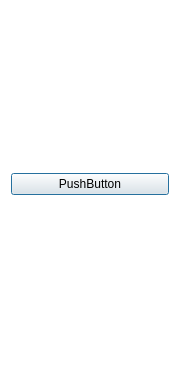
Above: Emoji_Qt/view/toolpart.ui from feint123/Emoji before the change. Below: the same form after it.
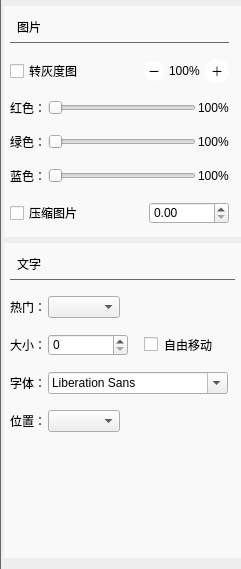
That is the form after the change.

```diff
--- a/Emoji_Qt/view/toolpart.ui
+++ b/Emoji_Qt/view/toolpart.ui
@@ -6,68 +6,101 @@
    <rect>
     <x>0</x>
     <y>0</y>
-    <width>180</width>
-    <height>369</height>
+    <width>241</width>
+    <height>569</height>
    </rect>
   </property>
+  <property name="sizePolicy">
+   <sizepolicy hsizetype="Preferred" vsizetype="Preferred">
+    <horstretch>0</horstretch>
+    <verstretch>0</verstretch>
+   </sizepolicy>
+  </property>
   <property name="palette">
    <palette>
     <active>
+     <colorrole role="Button">
+      <brush brushstyle="SolidPattern">
+       <color alpha="255">
+        <red>238</red>
+        <green>238</green>
+        <blue>238</blue>
+       </color>
+      </brush>
+     </colorrole>
      <colorrole role="Base">
       <brush brushstyle="SolidPattern">
        <color alpha="255">
-        <red>255</red>
-        <green>255</green>
-        <blue>255</blue>
+        <red>238</red>
+        <green>238</green>
+        <blue>238</blue>
        </color>
       </brush>
      </colorrole>
      <colorrole role="Window">
       <brush brushstyle="SolidPattern">
        <color alpha="255">
-        <red>255</red>
-        <green>255</green>
-        <blue>255</blue>
+        <red>238</red>
+        <green>238</green>
+        <blue>238</blue>
        </color>
       </brush>
      </colorrole>
     </active>
     <inactive>
+     <colorrole role="Button">
+      <brush brushstyle="SolidPattern">
+       <color alpha="255">
+        <red>238</red>
+        <green>238</green>
+        <blue>238</blue>
+       </color>
+      </brush>
+     </colorrole>
      <colorrole role="Base">
       <brush brushstyle="SolidPattern">
        <color alpha="255">
-        <red>255</red>
-        <green>255</green>
-        <blue>255</blue>
+        <red>238</red>
+        <green>238</green>
+        <blue>238</blue>
        </color>
       </brush>
      </colorrole>
      <colorrole role="Window">
       <brush brushstyle="SolidPattern">
        <color alpha="255">
-        <red>255</red>
-        <green>255</green>
-        <blue>255</blue>
+        <red>238</red>
+        <green>238</green>
+        <blue>238</blue>
        </color>
       </brush>
      </colorrole>
     </inactive>
     <disabled>
+     <colorrole role="Button">
+      <brush brushstyle="SolidPattern">
+       <color alpha="255">
+        <red>238</red>
+        <green>238</green>
+        <blue>238</blue>
+       </color>
+      </brush>
+     </colorrole>
      <colorrole role="Base">
       <brush brushstyle="SolidPattern">
        <color alpha="255">
-        <red>255</red>
-        <green>255</green>
-        <blue>255</blue>
+        <red>238</red>
+        <green>238</green>
+        <blue>238</blue>
        </color>
       </brush>
      </colorrole>
      <colorrole role="Window">
       <brush brushstyle="SolidPattern">
        <color alpha="255">
-        <red>255</red>
-        <green>255</green>
-        <blue>255</blue>
+        <red>238</red>
+        <green>238</green>
+        <blue>238</blue>
        </color>
       </brush>
      </colorrole>
@@ -77,17 +110,544 @@
   <property name="windowTitle">
    <string>Dialog</string>
   </property>
-  <layout class="QGridLayout" name="gridLayout">
-   <item row="0" column="0">
-    <layout class="QVBoxLayout" name="verticalLayout">
-     <item>
-      <widget class="QPushButton" name="pushButton">
-       <property name="text">
-        <string>PushButton</string>
-       </property>
-      </widget>
-     </item>
-    </layout>
+  <property name="styleSheet">
+   <string notr="true">#ToolPart{
+background:#eee;
+border-left:1px solid #666;
+}</string>
+  </property>
+  <layout class="QVBoxLayout" name="verticalLayout">
+   <property name="leftMargin">
+    <number>4</number>
+   </property>
+   <property name="topMargin">
+    <number>6</number>
+   </property>
+   <property name="rightMargin">
+    <number>0</number>
+   </property>
+   <item>
+    <widget class="QFrame" name="frame">
+     <property name="sizePolicy">
+      <sizepolicy hsizetype="Preferred" vsizetype="Fixed">
+       <horstretch>0</horstretch>
+       <verstretch>0</verstretch>
+      </sizepolicy>
+     </property>
+     <property name="minimumSize">
+      <size>
+       <width>237</width>
+       <height>0</height>
+      </size>
+     </property>
+     <property name="styleSheet">
+      <string notr="true">#frame{border:none;background:#f9f9f9;}</string>
+     </property>
+     <property name="frameShape">
+      <enum>QFrame::StyledPanel</enum>
+     </property>
+     <property name="frameShadow">
+      <enum>QFrame::Raised</enum>
+     </property>
+     <layout class="QHBoxLayout" name="horizontalLayout">
+      <property name="leftMargin">
+       <number>6</number>
+      </property>
+      <property name="topMargin">
+       <number>6</number>
+      </property>
+      <property name="rightMargin">
+       <number>12</number>
+      </property>
+      <property name="bottomMargin">
+       <number>0</number>
+      </property>
+      <item>
+       <layout class="QGridLayout" name="gridLayout_2" columnstretch="0,0,0">
+        <property name="bottomMargin">
+         <number>12</number>
+        </property>
+        <property name="horizontalSpacing">
+         <number>2</number>
+        </property>
+        <property name="verticalSpacing">
+         <number>16</number>
+        </property>
+        <item row="4" column="2">
+         <widget class="QLabel" name="label_11">
+          <property name="sizePolicy">
+           <sizepolicy hsizetype="Fixed" vsizetype="Preferred">
+            <horstretch>0</horstretch>
+            <verstretch>0</verstretch>
+           </sizepolicy>
+          </property>
+          <property name="text">
+           <string>100%</string>
+          </property>
+         </widget>
+        </item>
+        <item row="3" column="1">
+         <widget class="QSlider" name="horizontalSlider_2">
+          <property name="orientation">
+           <enum>Qt::Horizontal</enum>
+          </property>
+         </widget>
+        </item>
+        <item row="2" column="1">
+         <widget class="QSlider" name="horizontalSlider">
+          <property name="orientation">
+           <enum>Qt::Horizontal</enum>
+          </property>
+         </widget>
+        </item>
+        <item row="3" column="0">
+         <widget class="QLabel" name="label_4">
+          <property name="sizePolicy">
+           <sizepolicy hsizetype="Fixed" vsizetype="Preferred">
+            <horstretch>0</horstretch>
+            <verstretch>0</verstretch>
+           </sizepolicy>
+          </property>
+          <property name="text">
+           <string>绿色：</string>
+          </property>
+         </widget>
+        </item>
+        <item row="4" column="0">
+         <widget class="QLabel" name="label_5">
+          <property name="sizePolicy">
+           <sizepolicy hsizetype="Fixed" vsizetype="Preferred">
+            <horstretch>0</horstretch>
+            <verstretch>0</verstretch>
+           </sizepolicy>
+          </property>
+          <property name="text">
+           <string>蓝色：</string>
+          </property>
+         </widget>
+        </item>
+        <item row="2" column="0">
+         <widget class="QLabel" name="label_3">
+          <property name="sizePolicy">
+           <sizepolicy hsizetype="Fixed" vsizetype="Preferred">
+            <horstretch>0</horstretch>
+            <verstretch>0</verstretch>
+           </sizepolicy>
+          </property>
+          <property name="text">
+           <string>红色：</string>
+          </property>
+         </widget>
+        </item>
+        <item row="4" column="1">
+         <widget class="QSlider" name="horizontalSlider_3">
+          <property name="orientation">
+           <enum>Qt::Horizontal</enum>
+          </property>
+         </widget>
+        </item>
+        <item row="3" column="2">
+         <widget class="QLabel" name="label_10">
+          <property name="text">
+           <string>100%</string>
+          </property>
+         </widget>
+        </item>
+        <item row="2" column="2">
+         <widget class="QLabel" name="label">
+          <property name="styleSheet">
+           <string notr="true"/>
+          </property>
+          <property name="text">
+           <string>100%</string>
+          </property>
+         </widget>
+        </item>
+        <item row="0" column="0" colspan="3">
+         <widget class="QLabel" name="imgLab">
+          <property name="sizePolicy">
+           <sizepolicy hsizetype="Preferred" vsizetype="Preferred">
+            <horstretch>0</horstretch>
+            <verstretch>0</verstretch>
+           </sizepolicy>
+          </property>
+          <property name="palette">
+           <palette>
+            <active>
+             <colorrole role="Text">
+              <brush brushstyle="SolidPattern">
+               <color alpha="255">
+                <red>76</red>
+                <green>76</green>
+                <blue>76</blue>
+               </color>
+              </brush>
+             </colorrole>
+            </active>
+            <inactive>
+             <colorrole role="Text">
+              <brush brushstyle="SolidPattern">
+               <color alpha="255">
+                <red>76</red>
+                <green>76</green>
+                <blue>76</blue>
+               </color>
+              </brush>
+             </colorrole>
+            </inactive>
+            <disabled>
+             <colorrole role="Text">
+              <brush brushstyle="SolidPattern">
+               <color alpha="127">
+                <red>255</red>
+                <green>255</green>
+                <blue>255</blue>
+               </color>
+              </brush>
+             </colorrole>
+            </disabled>
+           </palette>
+          </property>
+          <property name="styleSheet">
+           <string notr="true">#imgLab{
+border:1px solid #666;
+border-top:none;
+border-left:none;
+border-right:none;
+padding:6px 4px;
+}
+</string>
+          </property>
+          <property name="text">
+           <string>图片</string>
+          </property>
+         </widget>
+        </item>
+        <item row="1" column="0" colspan="3">
+         <layout class="QHBoxLayout" name="horizontalLayout_3" stretch="1,0,0,0">
+          <property name="spacing">
+           <number>5</number>
+          </property>
+          <property name="sizeConstraint">
+           <enum>QLayout::SetFixedSize</enum>
+          </property>
+          <item>
+           <widget class="QCheckBox" name="checkBox">
+            <property name="text">
+             <string>转灰度图</string>
+            </property>
+           </widget>
+          </item>
+          <item>
+           <widget class="QPushButton" name="zoomIn">
+            <property name="focusPolicy">
+             <enum>Qt::ClickFocus</enum>
+            </property>
+            <property name="styleSheet">
+             <string notr="true">#zoomIn{
+border-radius:10px;
+width:20px;
+height:20px;
+background-color:white;
+}
+#zoomIn:hover{
+background-color:#4a90e2;
+color:white;
+}
+#zoomIn:pressed{
+background-color:#3980d1;
+color:white;
+}</string>
+            </property>
+            <property name="text">
+             <string>－</string>
+            </property>
+           </widget>
+          </item>
+          <item>
+           <widget class="QLabel" name="label_2">
+            <property name="text">
+             <string>100%</string>
+            </property>
+           </widget>
+          </item>
+          <item>
+           <widget class="QPushButton" name="zoomOut">
+            <property name="focusPolicy">
+             <enum>Qt::ClickFocus</enum>
+            </property>
+            <property name="styleSheet">
+             <string notr="true">#zoomOut{
+
+border-radius:12px;
+width:24px;
+height:24px;
+background-color:white;
+}
+#zoomOut:hover{
+background-color:#d0021b;
+color:white
+}
+#zoomOut:select{
+background-color:yellow;
+}</string>
+            </property>
+            <property name="text">
+             <string>＋</string>
+            </property>
+           </widget>
+          </item>
+         </layout>
+        </item>
+        <item row="5" column="0" colspan="3">
+         <layout class="QHBoxLayout" name="horizontalLayout_4">
+          <property name="sizeConstraint">
+           <enum>QLayout::SetFixedSize</enum>
+          </property>
+          <item>
+           <widget class="QCheckBox" name="checkBox_2">
+            <property name="text">
+             <string>压缩图片</string>
+            </property>
+           </widget>
+          </item>
+          <item>
+           <widget class="QDoubleSpinBox" name="doubleSpinBox">
+            <property name="sizePolicy">
+             <sizepolicy hsizetype="Fixed" vsizetype="Fixed">
+              <horstretch>0</horstretch>
+              <verstretch>0</verstretch>
+             </sizepolicy>
+            </property>
+            <property name="minimumSize">
+             <size>
+              <width>80</width>
+              <height>0</height>
+             </size>
+            </property>
+            <property name="focusPolicy">
+             <enum>Qt::ClickFocus</enum>
+            </property>
+           </widget>
+          </item>
+         </layout>
+        </item>
+       </layout>
+      </item>
+     </layout>
+    </widget>
+   </item>
+   <item>
+    <widget class="QFrame" name="frame_2">
+     <property name="sizePolicy">
+      <sizepolicy hsizetype="Preferred" vsizetype="Preferred">
+       <horstretch>0</horstretch>
+       <verstretch>0</verstretch>
+      </sizepolicy>
+     </property>
+     <property name="styleSheet">
+      <string notr="true">#frame_2{border:none;background:#f9f9f9;}</string>
+     </property>
+     <property name="frameShape">
+      <enum>QFrame::StyledPanel</enum>
+     </property>
+     <property name="frameShadow">
+      <enum>QFrame::Raised</enum>
+     </property>
+     <layout class="QHBoxLayout" name="horizontalLayout_2">
+      <property name="leftMargin">
+       <number>6</number>
+      </property>
+      <property name="topMargin">
+       <number>6</number>
+      </property>
+      <property name="rightMargin">
+       <number>6</number>
+      </property>
+      <property name="bottomMargin">
+       <number>0</number>
+      </property>
+      <item>
+       <layout class="QGridLayout" name="gridLayout_3" columnstretch="1,0,0">
+        <property name="bottomMargin">
+         <number>12</number>
+        </property>
+        <property name="horizontalSpacing">
+         <number>2</number>
+        </property>
+        <property name="verticalSpacing">
+         <number>16</number>
+        </property>
+        <item row="5" column="1" colspan="2">
+         <widget class="QComboBox" name="comboBox_2">
+          <property name="sizePolicy">
+           <sizepolicy hsizetype="Fixed" vsizetype="Fixed">
+            <horstretch>0</horstretch>
+            <verstretch>0</verstretch>
+           </sizepolicy>
+          </property>
+         </widget>
+        </item>
+        <item row="4" column="0">
+         <widget class="QLabel" name="label_8">
+          <property name="sizePolicy">
+           <sizepolicy hsizetype="Fixed" vsizetype="Preferred">
+            <horstretch>0</horstretch>
+            <verstretch>0</verstretch>
+           </sizepolicy>
+          </property>
+          <property name="text">
+           <string>字体：</string>
+          </property>
+         </widget>
+        </item>
+        <item row="4" column="1" colspan="2">
+         <widget class="QFontComboBox" name="fontComboBox">
+          <property name="sizePolicy">
+           <sizepolicy hsizetype="Fixed" vsizetype="Fixed">
+            <horstretch>0</horstretch>
+            <verstretch>0</verstretch>
+           </sizepolicy>
+          </property>
+          <property name="maximumSize">
+           <size>
+            <width>180</width>
+            <height>16777215</height>
+           </size>
+          </property>
+          <property name="focusPolicy">
+           <enum>Qt::ClickFocus</enum>
+          </property>
+         </widget>
+        </item>
+        <item row="2" column="0">
+         <widget class="QLabel" name="label_6">
+          <property name="sizePolicy">
+           <sizepolicy hsizetype="Fixed" vsizetype="Preferred">
+            <horstretch>0</horstretch>
+            <verstretch>0</verstretch>
+           </sizepolicy>
+          </property>
+          <property name="text">
+           <string>热门：</string>
+          </property>
+         </widget>
+        </item>
+        <item row="5" column="0">
+         <widget class="QLabel" name="label_9">
+          <property name="sizePolicy">
+           <sizepolicy hsizetype="Fixed" vsizetype="Preferred">
+            <horstretch>0</horstretch>
+            <verstretch>0</verstretch>
+           </sizepolicy>
+          </property>
+          <property name="text">
+           <string>位置：</string>
+          </property>
+         </widget>
+        </item>
+        <item row="3" column="0">
+         <widget class="QLabel" name="label_7">
+          <property name="sizePolicy">
+           <sizepolicy hsizetype="Fixed" vsizetype="Preferred">
+            <horstretch>0</horstretch>
+            <verstretch>0</verstretch>
+           </sizepolicy>
+          </property>
+          <property name="text">
+           <string>大小：</string>
+          </property>
+         </widget>
+        </item>
+        <item row="2" column="1" colspan="2">
+         <widget class="QComboBox" name="comboBox">
+          <property name="sizePolicy">
+           <sizepolicy hsizetype="Fixed" vsizetype="Fixed">
+            <horstretch>0</horstretch>
+            <verstretch>0</verstretch>
+           </sizepolicy>
+          </property>
+          <property name="frame">
+           <bool>true</bool>
+          </property>
+         </widget>
+        </item>
+        <item row="0" column="0" colspan="3">
+         <widget class="QLabel" name="fontLab">
+          <property name="sizePolicy">
+           <sizepolicy hsizetype="Preferred" vsizetype="Preferred">
+            <horstretch>0</horstretch>
+            <verstretch>0</verstretch>
+           </sizepolicy>
+          </property>
+          <property name="styleSheet">
+           <string notr="true">#fontLab{
+border:1px solid #666;
+border-top:none;
+border-left:none;
+border-right:none;
+padding:6px 4px;
+}
+</string>
+          </property>
+          <property name="text">
+           <string>文字</string>
+          </property>
+         </widget>
+        </item>
+        <item row="6" column="2">
+         <spacer name="verticalSpacer">
+          <property name="orientation">
+           <enum>Qt::Vertical</enum>
+          </property>
+          <property name="sizeHint" stdset="0">
+           <size>
+            <width>20</width>
+            <height>40</height>
+           </size>
+          </property>
+         </spacer>
+        </item>
+        <item row="3" column="1" colspan="2">
+         <layout class="QHBoxLayout" name="horizontalLayout_5">
+          <property name="sizeConstraint">
+           <enum>QLayout::SetFixedSize</enum>
+          </property>
+          <item>
+           <widget class="QSpinBox" name="spinBox">
+            <property name="sizePolicy">
+             <sizepolicy hsizetype="Fixed" vsizetype="Fixed">
+              <horstretch>0</horstretch>
+              <verstretch>0</verstretch>
+             </sizepolicy>
+            </property>
+            <property name="minimumSize">
+             <size>
+              <width>80</width>
+              <height>0</height>
+             </size>
+            </property>
+            <property name="focusPolicy">
+             <enum>Qt::ClickFocus</enum>
+            </property>
+           </widget>
+          </item>
+          <item>
+           <widget class="QCheckBox" name="checkBox_3">
+            <property name="styleSheet">
+             <string notr="true">margin-left:16px</string>
+            </property>
+            <property name="text">
+             <string>自由移动</string>
+            </property>
+           </widget>
+          </item>
+         </layout>
+        </item>
+       </layout>
+      </item>
+     </layout>
+    </widget>
    </item>
   </layout>
  </widget>
```
